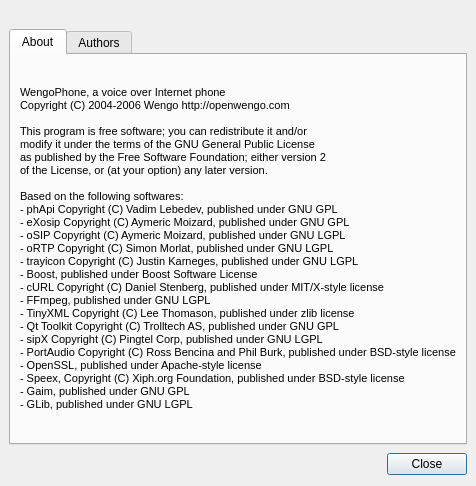
tkrotoff/WengoPhone, file wengophone/src/presentation/qt/AboutWindow.ui: the form before one commit.
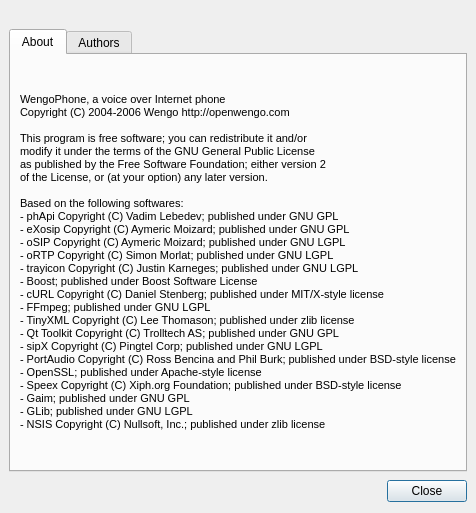
The form after the commit. Icons and pictures are not drawn.

Commit message: NSIS SConscript updated Uses WengoPhoneBuildId variable in order to get WengoPhone revision and version number + minor fixes

```diff
--- a/wengophone/src/presentation/qt/AboutWindow.ui
+++ b/wengophone/src/presentation/qt/AboutWindow.ui
@@ -8,8 +8,8 @@
    <rect>
     <x>0</x>
     <y>0</y>
-    <width>460</width>
-    <height>486</height>
+    <width>464</width>
+    <height>513</height>
    </rect>
   </property>
   <property name="windowTitle" >
@@ -38,7 +38,7 @@
        <item row="0" column="0" >
         <widget class="QLabel" name="copyrightLabel" >
          <property name="text" >
-          <string>&lt;html>&lt;head>&lt;meta name="qrichtext" content="1" />&lt;/head>&lt;body style=" white-space: pre-wrap; font-family:MS Shell Dlg; font-size:8.25pt; font-weight:400; font-style:normal; text-decoration:none;">&lt;p style=" margin-top:0px; margin-bottom:0px; margin-left:0px; margin-right:0px; -qt-block-indent:0; text-indent:0px; font-size:8pt;">WengoPhone, a&lt;span style=" color:#000000;"> voice over Internet phone&lt;/span>&lt;/p>&lt;p style=" margin-top:0px; margin-bottom:0px; margin-left:0px; margin-right:0px; -qt-block-indent:0; text-indent:0px; font-size:8pt; color:#000000;">Copyright (C) 2004-2006 Wengo http://openwengo.com&lt;/p>&lt;p style="-qt-paragraph-type:empty; margin-top:0px; margin-bottom:0px; margin-left:0px; margin-right:0px; -qt-block-indent:0; text-indent:0px; font-size:8pt; color:#000000;">&lt;/p>&lt;p style=" margin-top:0px; margin-bottom:0px; margin-left:0px; margin-right:0px; -qt-block-indent:0; text-indent:0px; font-size:8pt; color:#000000;">This program is free software; you can redistribute it and/or&lt;/p>&lt;p style=" margin-top:0px; margin-bottom:0px; margin-left:0px; margin-right:0px; -qt-block-indent:0; text-indent:0px; font-size:8pt; color:#000000;">modify it under the terms of the GNU General Public License&lt;/p>&lt;p style=" margin-top:0px; margin-bottom:0px; margin-left:0px; margin-right:0px; -qt-block-indent:0; text-indent:0px; font-size:8pt; color:#000000;">as published by the Free Software Foundation; either version 2&lt;/p>&lt;p style=" margin-top:0px; margin-bottom:0px; margin-left:0px; margin-right:0px; -qt-block-indent:0; text-indent:0px; font-size:8pt; color:#000000;">of the License, or (at your option) any later version.&lt;/p>&lt;p style="-qt-paragraph-type:empty; margin-top:0px; margin-bottom:0px; margin-left:0px; margin-right:0px; -qt-block-indent:0; text-indent:0px; font-size:8pt; color:#000000;">&lt;/p>&lt;p style=" margin-top:0px; margin-bottom:0px; margin-left:0px; margin-right:0px; -qt-block-indent:0; text-indent:0px; font-size:8pt; color:#000000;">Based on the following softwares:&lt;/p>&lt;p style=" margin-top:0px; margin-bottom:0px; margin-left:0px; margin-right:0px; -qt-block-indent:0; text-indent:0px; font-size:8pt;">- phApi Copyright (C) Vadim Lebedev, published under GNU GPL&lt;/p>&lt;p style=" margin-top:0px; margin-bottom:0px; margin-left:0px; margin-right:0px; -qt-block-indent:0; text-indent:0px; font-size:8pt;">- eXosip Copyright (C) Aymeric Moizard, published under GNU GPL&lt;/p>&lt;p style=" margin-top:0px; margin-bottom:0px; margin-left:0px; margin-right:0px; -qt-block-indent:0; text-indent:0px; font-size:8pt;">- oSIP Copyright (C) Aymeric Moizard, published under GNU LGPL&lt;/p>&lt;p style=" margin-top:0px; margin-bottom:0px; margin-left:0px; margin-right:0px; -qt-block-indent:0; text-indent:0px; font-size:8pt;">- oRTP Copyright (C) Simon Morlat, published under GNU LGPL&lt;/p>&lt;p style=" margin-top:0px; margin-bottom:0px; margin-left:0px; margin-right:0px; -qt-block-indent:0; text-indent:0px; font-size:8pt;">- trayicon Copyright (C) Justin Karneges, published under GNU LGPL&lt;/p>&lt;p style=" margin-top:0px; margin-bottom:0px; margin-left:0px; margin-right:0px; -qt-block-indent:0; text-indent:0px; font-size:8pt;">- Boost, published under Boost Software License&lt;/p>&lt;p style=" margin-top:0px; margin-bottom:0px; margin-left:0px; margin-right:0px; -qt-block-indent:0; text-indent:0px; font-size:8pt;">- cURL Copyright (C) Daniel Stenberg, published under MIT/X-style license&lt;/p>&lt;p style=" margin-top:0px; margin-bottom:0px; margin-left:0px; margin-right:0px; -qt-block-indent:0; text-indent:0px; font-size:8pt;">- FFmpeg, published under GNU LGPL&lt;/p>&lt;p style=" margin-top:0px; margin-bottom:0px; margin-left:0px; margin-right:0px; -qt-block-indent:0; text-indent:0px; font-size:8pt;">- TinyXML Copyright (C) Lee Thomason, published under zlib license&lt;/p>&lt;p style=" margin-top:0px; margin-bottom:0px; margin-left:0px; margin-right:0px; -qt-block-indent:0; text-indent:0px; font-size:8pt;">- Qt Toolkit Copyright (C) Trolltech AS, published under GNU GPL&lt;/p>&lt;p style=" margin-top:0px; margin-bottom:0px; margin-left:0px; margin-right:0px; -qt-block-indent:0; text-indent:0px; font-size:8pt;">- sipX Copyright (C) Pingtel Corp, published under GNU LGPL&lt;/p>&lt;p style=" margin-top:0px; margin-bottom:0px; margin-left:0px; margin-right:0px; -qt-block-indent:0; text-indent:0px; font-size:8pt;">- PortAudio Copyright (C) Ross Bencina and Phil Burk, published under BSD-style license&lt;/p>&lt;p style=" margin-top:0px; margin-bottom:0px; margin-left:0px; margin-right:0px; -qt-block-indent:0; text-indent:0px; font-size:8pt;">- OpenSSL, published under Apache-style license&lt;/p>&lt;p style=" margin-top:0px; margin-bottom:0px; margin-left:0px; margin-right:0px; -qt-block-indent:0; text-indent:0px; font-size:8pt;">- Speex, Copyright (C) Xiph.org Foundation, published under BSD-style license&lt;/p>&lt;p style=" margin-top:0px; margin-bottom:0px; margin-left:0px; margin-right:0px; -qt-block-indent:0; text-indent:0px; font-size:8pt;">- Gaim, published under GNU GPL&lt;/p>&lt;p style=" margin-top:0px; margin-bottom:0px; margin-left:0px; margin-right:0px; -qt-block-indent:0; text-indent:0px; font-size:8pt;">- GLib, published under GNU LGPL&lt;/p>&lt;/body>&lt;/html></string>
+          <string>&lt;html>&lt;head>&lt;meta name="qrichtext" content="1" />&lt;/head>&lt;body style=" white-space: pre-wrap; font-family:MS Shell Dlg; font-size:8.25pt; font-weight:400; font-style:normal; text-decoration:none;">&lt;p style=" margin-top:0px; margin-bottom:0px; margin-left:0px; margin-right:0px; -qt-block-indent:0; text-indent:0px; font-size:8pt;">WengoPhone, a&lt;span style=" color:#000000;"> voice over Internet phone&lt;/span>&lt;/p>&lt;p style=" margin-top:0px; margin-bottom:0px; margin-left:0px; margin-right:0px; -qt-block-indent:0; text-indent:0px; font-size:8pt; color:#000000;">Copyright (C) 2004-2006 Wengo http://openwengo.com&lt;/p>&lt;p style="-qt-paragraph-type:empty; margin-top:0px; margin-bottom:0px; margin-left:0px; margin-right:0px; -qt-block-indent:0; text-indent:0px; font-size:8pt; color:#000000;">&lt;/p>&lt;p style=" margin-top:0px; margin-bottom:0px; margin-left:0px; margin-right:0px; -qt-block-indent:0; text-indent:0px; font-size:8pt; color:#000000;">This program is free software; you can redistribute it and/or&lt;/p>&lt;p style=" margin-top:0px; margin-bottom:0px; margin-left:0px; margin-right:0px; -qt-block-indent:0; text-indent:0px; font-size:8pt; color:#000000;">modify it under the terms of the GNU General Public License&lt;/p>&lt;p style=" margin-top:0px; margin-bottom:0px; margin-left:0px; margin-right:0px; -qt-block-indent:0; text-indent:0px; font-size:8pt; color:#000000;">as published by the Free Software Foundation; either version 2&lt;/p>&lt;p style=" margin-top:0px; margin-bottom:0px; margin-left:0px; margin-right:0px; -qt-block-indent:0; text-indent:0px; font-size:8pt; color:#000000;">of the License, or (at your option) any later version.&lt;/p>&lt;p style="-qt-paragraph-type:empty; margin-top:0px; margin-bottom:0px; margin-left:0px; margin-right:0px; -qt-block-indent:0; text-indent:0px; font-size:8pt; color:#000000;">&lt;/p>&lt;p style=" margin-top:0px; margin-bottom:0px; margin-left:0px; margin-right:0px; -qt-block-indent:0; text-indent:0px; font-size:8pt; color:#000000;">Based on the following softwares:&lt;/p>&lt;p style=" margin-top:0px; margin-bottom:0px; margin-left:0px; margin-right:0px; -qt-block-indent:0; text-indent:0px; font-size:8pt;">- phApi Copyright (C) Vadim Lebedev; published under GNU GPL&lt;/p>&lt;p style=" margin-top:0px; margin-bottom:0px; margin-left:0px; margin-right:0px; -qt-block-indent:0; text-indent:0px; font-size:8pt;">- eXosip Copyright (C) Aymeric Moizard; published under GNU GPL&lt;/p>&lt;p style=" margin-top:0px; margin-bottom:0px; margin-left:0px; margin-right:0px; -qt-block-indent:0; text-indent:0px; font-size:8pt;">- oSIP Copyright (C) Aymeric Moizard; published under GNU LGPL&lt;/p>&lt;p style=" margin-top:0px; margin-bottom:0px; margin-left:0px; margin-right:0px; -qt-block-indent:0; text-indent:0px; font-size:8pt;">- oRTP Copyright (C) Simon Morlat; published under GNU LGPL&lt;/p>&lt;p style=" margin-top:0px; margin-bottom:0px; margin-left:0px; margin-right:0px; -qt-block-indent:0; text-indent:0px; font-size:8pt;">- trayicon Copyright (C) Justin Karneges; published under GNU LGPL&lt;/p>&lt;p style=" margin-top:0px; margin-bottom:0px; margin-left:0px; margin-right:0px; -qt-block-indent:0; text-indent:0px; font-size:8pt;">- Boost; published under Boost Software License&lt;/p>&lt;p style=" margin-top:0px; margin-bottom:0px; margin-left:0px; margin-right:0px; -qt-block-indent:0; text-indent:0px; font-size:8pt;">- cURL Copyright (C) Daniel Stenberg; published under MIT/X-style license&lt;/p>&lt;p style=" margin-top:0px; margin-bottom:0px; margin-left:0px; margin-right:0px; -qt-block-indent:0; text-indent:0px; font-size:8pt;">- FFmpeg; published under GNU LGPL&lt;/p>&lt;p style=" margin-top:0px; margin-bottom:0px; margin-left:0px; margin-right:0px; -qt-block-indent:0; text-indent:0px; font-size:8pt;">- TinyXML Copyright (C) Lee Thomason; published under zlib license&lt;/p>&lt;p style=" margin-top:0px; margin-bottom:0px; margin-left:0px; margin-right:0px; -qt-block-indent:0; text-indent:0px; font-size:8pt;">- Qt Toolkit Copyright (C) Trolltech AS; published under GNU GPL&lt;/p>&lt;p style=" margin-top:0px; margin-bottom:0px; margin-left:0px; margin-right:0px; -qt-block-indent:0; text-indent:0px; font-size:8pt;">- sipX Copyright (C) Pingtel Corp; published under GNU LGPL&lt;/p>&lt;p style=" margin-top:0px; margin-bottom:0px; margin-left:0px; margin-right:0px; -qt-block-indent:0; text-indent:0px; font-size:8pt;">- PortAudio Copyright (C) Ross Bencina and Phil Burk; published under BSD-style license&lt;/p>&lt;p style=" margin-top:0px; margin-bottom:0px; margin-left:0px; margin-right:0px; -qt-block-indent:0; text-indent:0px; font-size:8pt;">- OpenSSL; published under Apache-style license&lt;/p>&lt;p style=" margin-top:0px; margin-bottom:0px; margin-left:0px; margin-right:0px; -qt-block-indent:0; text-indent:0px; font-size:8pt;">- Speex Copyright (C) Xiph.org Foundation; published under BSD-style license&lt;/p>&lt;p style=" margin-top:0px; margin-bottom:0px; margin-left:0px; margin-right:0px; -qt-block-indent:0; text-indent:0px; font-size:8pt;">- Gaim; published under GNU GPL&lt;/p>&lt;p style=" margin-top:0px; margin-bottom:0px; margin-left:0px; margin-right:0px; -qt-block-indent:0; text-indent:0px; font-size:8pt;">- GLib; published under GNU LGPL&lt;/p>&lt;p style=" margin-top:0px; margin-bottom:0px; margin-left:0px; margin-right:0px; -qt-block-indent:0; text-indent:0px; font-size:8pt;">- NSIS Copyright (C) Nullsoft, Inc.; published under zlib license&lt;/p>&lt;/body>&lt;/html></string>
          </property>
         </widget>
        </item>
```
Left out of the diff: 2 changed lines with no effect on the pictures. The commit also changes 6 other files.
